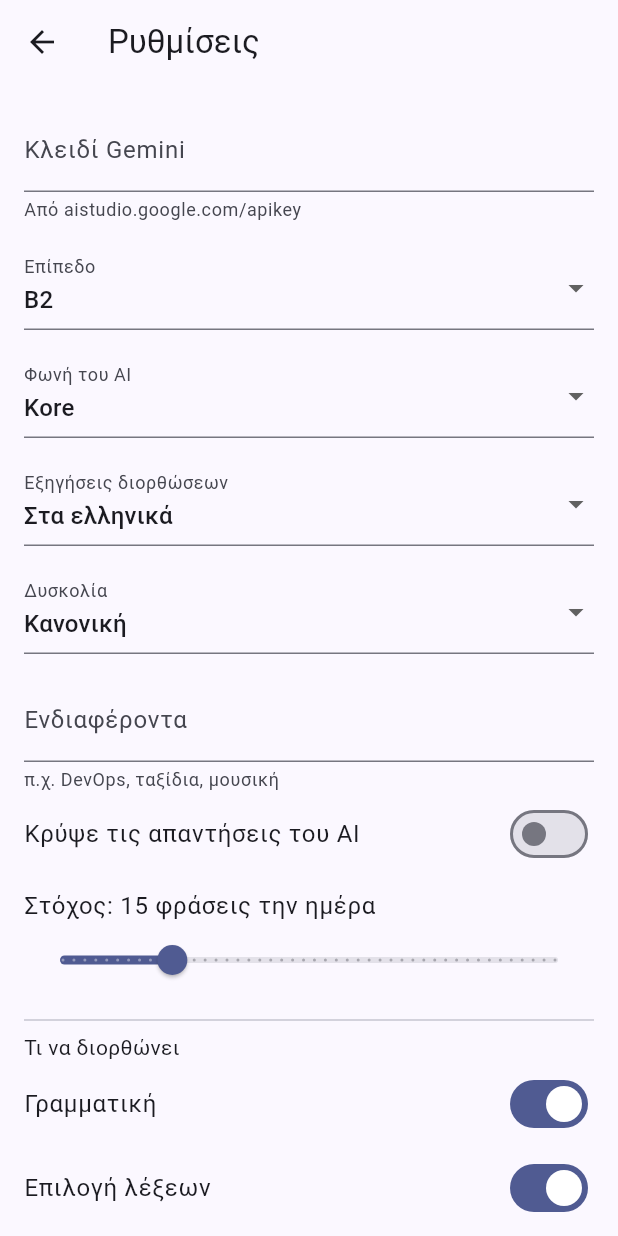
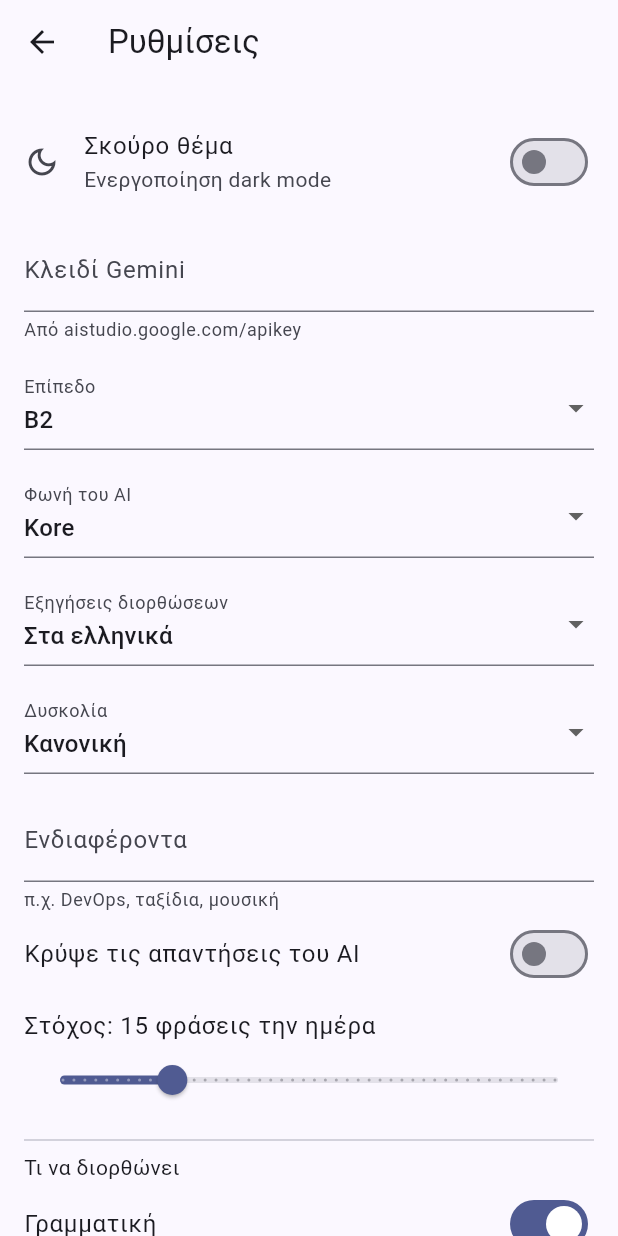
Before and after one commit to chronopa/mila-flutter, a Flutter app: the screen it shows after launch, after a tap on the "settings" icon, on a phone screen of 412 x 824 dp. Run offline on Flutter 3.47's test engine with Material 3 defaults, Android fonts, the phone set to English and light mode, and no system bars; our stand-ins replace shared_preferences; missing offline and left inert: flutter_pcm_sound, record.

Commit message:
add dark mode and icon

```diff
--- a/lib/app.dart
+++ b/lib/app.dart
@@ -8,31 +8,15 @@ import 'pages/vocab_page.dart';
 import 'services/app_state.dart';
 import 'services/storage_service.dart';
 
-class MilaApp extends StatelessWidget {
+class MilaApp extends StatefulWidget {
   const MilaApp({super.key});
 
   @override
-  Widget build(BuildContext context) {
-    return MaterialApp(
-      title: 'mila',
-      debugShowCheckedModeBanner: false,
-      theme: ThemeData(colorSchemeSeed: const Color(0xFF2D4FD6), useMaterial3: true),
-      home: const RootPage(),
-    );
-  }
+  State<MilaApp> createState() => _MilaAppState();
 }
 
-/// Το κέλυφος με τις τέσσερις καρτέλες και το κουμπί ρυθμίσεων.
-class RootPage extends StatefulWidget {
-  const RootPage({super.key});
-
-  @override
-  State<RootPage> createState() => _RootPageState();
-}
-
-class _RootPageState extends State<RootPage> {
+class _MilaAppState extends State<MilaApp> {
   final AppState _state = AppState(StorageService());
-  int _index = 0;
 
   @override
   void initState() {
@@ -47,6 +31,42 @@ class _RootPageState extends State<RootPage> {
     super.dispose();
   }
 
+  @override
+  Widget build(BuildContext context) {
+    return ListenableBuilder(
+      listenable: _state,
+      builder: (context, _) => MaterialApp(
+        title: 'mila',
+        debugShowCheckedModeBanner: false,
+        theme: ThemeData(colorSchemeSeed: const Color(0xFF2D4FD6), useMaterial3: true),
+        darkTheme: ThemeData(
+          colorScheme: ColorScheme.fromSeed(
+            seedColor: const Color(0xFF7894FF),
+            brightness: Brightness.dark,
+          ),
+          useMaterial3: true,
+        ),
+        themeMode: _state.data.settings.darkMode ? ThemeMode.dark : ThemeMode.light,
+        home: RootPage(state: _state),
+      ),
+    );
+  }
+}
+
+/// Το κέλυφος με τις τέσσερις καρτέλες και το κουμπί ρυθμίσεων.
+class RootPage extends StatefulWidget {
+  const RootPage({super.key, required this.state});
+
+  final AppState state;
+
+  @override
+  State<RootPage> createState() => _RootPageState();
+}
+
+class _RootPageState extends State<RootPage> {
+  AppState get _state => widget.state;
+  int _index = 0;
+
   void _openSettings() {
     Navigator.of(context).push(
       MaterialPageRoute(builder: (_) => SettingsPage(state: _state)),
@@ -60,7 +80,16 @@ class _RootPageState extends State<RootPage> {
       builder: (context, _) {
         return Scaffold(
           appBar: AppBar(
-            title: const Text('mila'),
+            title: Row(
+              children: [
+                ClipRRect(
+                  borderRadius: BorderRadius.circular(9),
+                  child: Image.asset('assets/images/mila-logo.png', width: 32, height: 32),
+                ),
+                const SizedBox(width: 10),
+                const Text('mila'),
+              ],
+            ),
             actions: [
               IconButton(
                 icon: const Icon(Icons.settings),
--- a/lib/models/app_settings.dart
+++ b/lib/models/app_settings.dart
@@ -9,6 +9,7 @@ class AppSettings {
     this.difficulty = 'normal',
     this.liveVoice = 'Kore',
     this.hideAi = false,
+    this.darkMode = false,
     this.goal = 15,
     this.focusGrammar = true,
     this.focusVocabulary = true,
@@ -22,6 +23,7 @@ class AppSettings {
   String difficulty; // 'easy', 'normal' ή 'hard'
   String liveVoice;
   bool hideAi;
+  bool darkMode;
   int goal;
   bool focusGrammar;
   bool focusVocabulary;
@@ -35,6 +37,7 @@ class AppSettings {
         difficulty: pick(j['difficulty'], 'normal'),
         liveVoice: pick(j['liveVoice'], 'Kore'),
         hideAi: pick(j['hideAi'], false),
+        darkMode: pick(j['darkMode'], false),
         goal: pick(j['goal'], 15),
         focusGrammar: pick(j['focusGrammar'], true),
         focusVocabulary: pick(j['focusVocabulary'], true),
@@ -49,6 +52,7 @@ class AppSettings {
         'difficulty': difficulty,
         'liveVoice': liveVoice,
         'hideAi': hideAi,
+        'darkMode': darkMode,
         'goal': goal,
         'focusGrammar': focusGrammar,
         'focusVocabulary': focusVocabulary,
--- a/lib/pages/settings_page.dart
+++ b/lib/pages/settings_page.dart
@@ -78,6 +78,15 @@ class _SettingsPageState extends State<SettingsPage> {
       body: ListView(
         padding: const EdgeInsets.all(16),
         children: [
+          SwitchListTile(
+            contentPadding: EdgeInsets.zero,
+            secondary: const Icon(Icons.dark_mode_outlined),
+            title: const Text('Σκούρο θέμα'),
+            subtitle: const Text('Ενεργοποίηση dark mode'),
+            value: s.darkMode,
+            onChanged: (value) => _change(() => s.darkMode = value),
+          ),
+          const SizedBox(height: 8),
           TextField(
             controller: _key,
             decoration: const InputDecoration(
--- a/lib/services/pcm_player.dart
+++ b/lib/services/pcm_player.dart
@@ -8,7 +8,11 @@ class PcmPlayer {
 
   Future<void> play(Uint8List pcm) async {
     if (!_ready) {
-      await FlutterPcmSound.setup(sampleRate: 24000, channelCount: 1);
+      await FlutterPcmSound.setup(
+        sampleRate: 24000,
+        channelCount: 1,
+        iosAudioCategory: IosAudioCategory.playAndRecord,
+      );
       _ready = true;
     }
     await FlutterPcmSound.feed(PcmArrayInt16.fromList(_toSamples(pcm)));
--- a/pubspec.yaml
+++ b/pubspec.yaml
@@ -22,3 +22,5 @@ dev_dependencies:
 
 flutter:
   uses-material-design: true
+  assets:
+    - assets/images/mila-logo.png
```
Also changed, not shown: assets/images/mila-logo.png (added), 20 other files.
